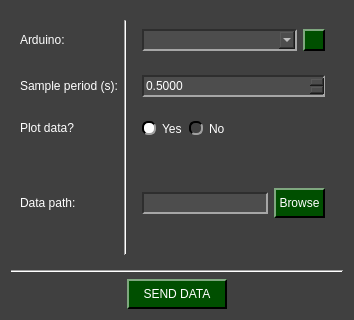
samirmartins/pydaq, file pydaq/uis/PyDAQ_send_data_Arduino_widget.ui: the form before one commit.
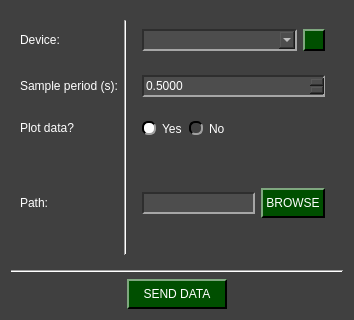
The form after the commit. Icons and pictures are not drawn.

```diff
--- a/pydaq/uis/PyDAQ_send_data_Arduino_widget.ui
+++ b/pydaq/uis/PyDAQ_send_data_Arduino_widget.ui
@@ -258,7 +258,7 @@
          </size>
         </property>
         <property name="text">
-         <string>Data path:</string>
+         <string>Path:</string>
         </property>
        </widget>
       </item>
@@ -308,7 +308,7 @@
             </size>
            </property>
            <property name="text">
-            <string> Browse </string>
+            <string> BROWSE </string>
            </property>
           </widget>
          </item>
@@ -393,7 +393,7 @@
          </size>
         </property>
         <property name="text">
-         <string>Arduino:</string>
+         <string>Device:</string>
         </property>
        </widget>
       </item>
```
